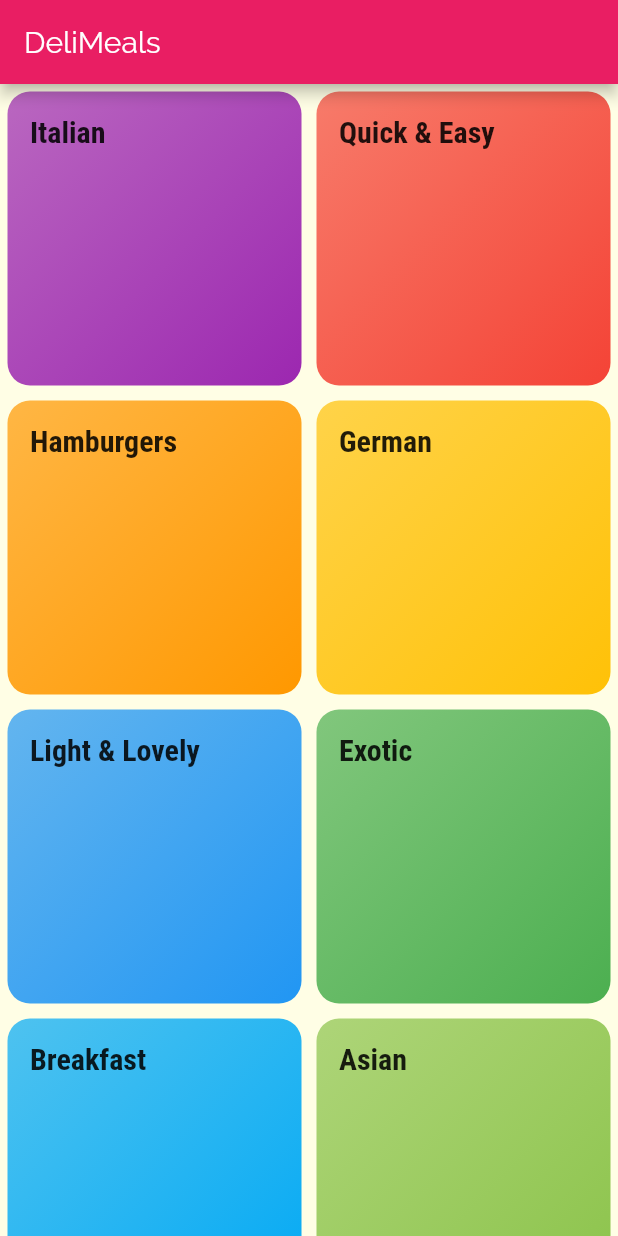
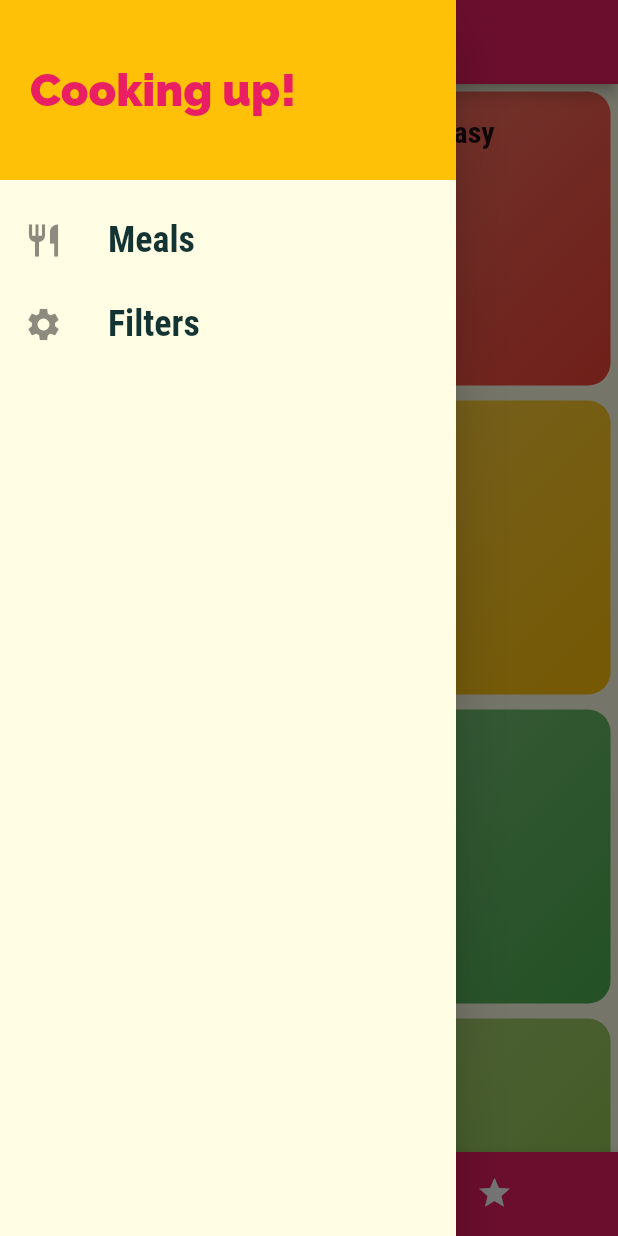
Before and after one commit to MahmoudElmaghraby/Meal-app, a Flutter app: the screen it shows after launch, with the side drawer open (before the commit the screen has no drawer), on a phone screen of 412 x 824 dp. Run offline on Flutter 3.47's test engine with Material 2 defaults, Android fonts, the phone set to English and light mode, and no system bars.

Commit message:
my commit2

```diff
--- a/lib/main.dart
+++ b/lib/main.dart
@@ -1,5 +1,6 @@
 import 'package:flutter/material.dart';
 import 'package:meal_app/screens/meal_detail_screen.dart';
+import 'package:meal_app/screens/tabs_screen.dart';
 import './screens/categories_screen.dart';
 import './screens/category_meals_screen.dart';
 
@@ -37,7 +38,7 @@ class MyApp extends StatelessWidget {
       routes: {
         //We can set a string for all the pages here to move between this pages using Navigator.of(context).pushNamed('set here the string of the page that we want to move to it ')
         '/': (ctx) =>
-            CategoriesScreen(), //This '/' is defult route for home screen
+            TabsScreen(), //This '/' is defult route for home screen
         CategoryMealsScreen.routeName: (ctx) => CategoryMealsScreen(),
         MealDetailScreen.routeName: (ctx) => MealDetailScreen(),
       },
--- a/lib/screens/categories_screen.dart
+++ b/lib/screens/categories_screen.dart
@@ -5,11 +5,7 @@ import 'package:meal_app/dummy_data.dart';
 class CategoriesScreen extends StatelessWidget {
   @override
   Widget build(BuildContext context) {
-    return Scaffold(
-      appBar: AppBar(
-        title: const Text('DeliMeals'),
-      ),
-      body: GridView(
+    return GridView(
       padding: const EdgeInsets.all(5),
       gridDelegate: SliverGridDelegateWithMaxCrossAxisExtent(
         //Sliver => for scrolable gride
@@ -27,7 +23,6 @@ class CategoriesScreen extends StatelessWidget {
                 catData.color,
               ))
           .toList(),
-      ),
     );
   }
 }
--- /dev/null
+++ b/lib/screens/favorites_screen.dart
@@ -0,0 +1,10 @@
+import 'package:flutter/material.dart';
+
+class FavoritesScrenn extends StatelessWidget {
+  @override
+  Widget build(BuildContext context) {
+    return Center(
+      child: Text('Favorites screen'),
+    );
+  }
+}
--- /dev/null
+++ b/lib/screens/tabs_screen.dart
@@ -0,0 +1,65 @@
+/**
+ * This screen for managing the tabs and which screen will diplay when click on which tab
+ */
+
+import 'package:flutter/material.dart';
+import 'package:meal_app/screens/categories_screen.dart';
+import 'package:meal_app/screens/favorites_screen.dart';
+import 'package:meal_app/widgets/main_drawer.dart';
+
+class TabsScreen extends StatefulWidget {
+  @override
+  _TabsScreenState createState() => _TabsScreenState();
+}
+
+class _TabsScreenState extends State<TabsScreen> {
+  final List<Map<String, Object>> _pages = [
+    {
+      'page': CategoriesScreen(),
+      'title': 'Categories',
+    },
+    {
+      'page': FavoritesScrenn(),
+      'title': 'Your favorites',
+    }
+  ];
+
+  int _selectedPageIndex = 0;
+
+  void _selectPage(int index) {
+    setState(() {
+      _selectedPageIndex = index;
+    });
+  }
+
+  @override
+  Widget build(BuildContext context) {
+    return Scaffold(
+      appBar: AppBar(
+        title: Text(_pages[_selectedPageIndex]['title']),
+      ),
+      drawer: MainDrawer(),
+      body: _pages[_selectedPageIndex]['page'],
+      bottomNavigationBar: BottomNavigationBar(
+        onTap: _selectPage,
+        backgroundColor: Theme.of(context).primaryColor,
+        unselectedItemColor: Colors.white,
+        selectedItemColor: Theme.of(context).accentColor,
+        currentIndex: _selectedPageIndex,
+        type: BottomNavigationBarType.shifting,
+        items: [
+          BottomNavigationBarItem(
+            backgroundColor: Theme.of(context).primaryColor,
+            icon: Icon(Icons.category),
+            title: Text('Categories'),
+          ),
+          BottomNavigationBarItem(
+            backgroundColor: Theme.of(context).primaryColor,
+            icon: Icon(Icons.star),
+            title: Text('Favorites'),
+          ),
+        ],
+      ),
+    );
+  }
+}
--- /dev/null
+++ b/lib/widgets/main_drawer.dart
@@ -0,0 +1,53 @@
+import 'package:flutter/material.dart';
+
+class MainDrawer extends StatelessWidget {
+  Widget buildListTile(IconData icon, String title) {
+    return ListTile(
+      leading: Icon(
+        icon,
+        size: 26,
+      ),
+      title: Text(
+        title,
+        style: TextStyle(
+          fontFamily: 'RobotoCondensed',
+          fontSize: 24,
+          fontWeight: FontWeight.bold,
+        ),
+      ),
+      onTap: () {
+        //.........
+      },
+    );
+  }
+
+  @override
+  Widget build(BuildContext context) {
+    return Drawer(
+      child: Column(
+        children: <Widget>[
+          Container(
+            padding: const EdgeInsets.all(20),
+            height: 120,
+            width: double.infinity,
+            alignment: Alignment.centerLeft,
+            color: Theme.of(context).accentColor,
+            child: Text(
+              'Cooking up!',
+              style: TextStyle(
+                fontWeight: FontWeight.w900,
+                fontSize: 30,
+                color: Theme.of(context).primaryColor,
+              ),
+            ),
+          ),
+          SizedBox(
+            height: 12,
+          ),
+          buildListTile(Icons.restaurant, 'Meals'),
+          buildListTile(Icons.settings, 'Filters'),
+        ],
+      ),
+    );
+  }
+}
```
Lines whose indentation alone changed are shown as unchanged.
